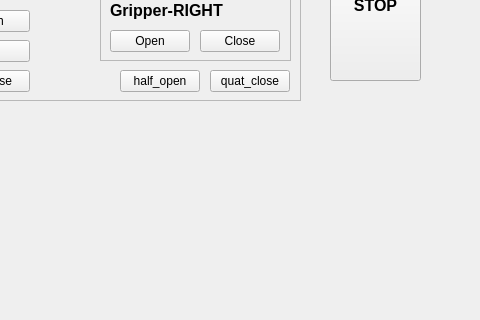
First picture: the form in MobileHubo_ROScomm_drill_LeftHandTest/src/PODOGUI/drilldialog.ui, repository chosaihim/drill_podo_left_git, before the edit; both pictures show x 170 to 650 and y 120 to 440 of the 650 by 611 pixel window.
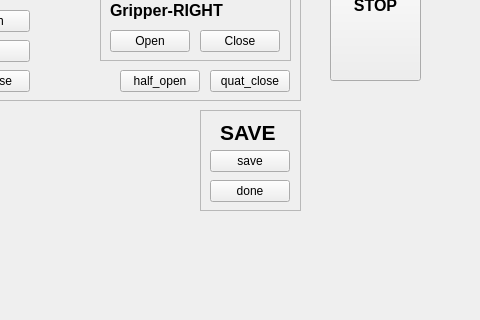
Second picture: the form after the edit.

Patch:
```diff
--- a/MobileHubo_ROScomm_drill_LeftHandTest/src/PODOGUI/drilldialog.ui
+++ b/MobileHubo_ROScomm_drill_LeftHandTest/src/PODOGUI/drilldialog.ui
@@ -767,6 +767,61 @@
     <string>AngleTest</string>
    </property>
   </widget>
+  <widget class="QFrame" name="frame">
+   <property name="geometry">
+    <rect>
+     <x>370</x>
+     <y>230</y>
+     <width>101</width>
+     <height>101</height>
+    </rect>
+   </property>
+   <property name="frameShape">
+    <enum>QFrame::StyledPanel</enum>
+   </property>
+   <property name="frameShadow">
+    <enum>QFrame::Raised</enum>
+   </property>
+   <widget class="QLabel" name="label_Save">
+    <property name="geometry">
+     <rect>
+      <x>20</x>
+      <y>10</y>
+      <width>71</width>
+      <height>21</height>
+     </rect>
+    </property>
+    <property name="text">
+     <string>&lt;html&gt;&lt;head/&gt;&lt;body&gt;&lt;p&gt;&lt;span style=&quot; font-size:16pt; font-weight:600;&quot;&gt;SAVE&lt;/span&gt;&lt;/p&gt;&lt;/body&gt;&lt;/html&gt;</string>
+    </property>
+   </widget>
+   <widget class="QPushButton" name="PB_save">
+    <property name="geometry">
+     <rect>
+      <x>10</x>
+      <y>40</y>
+      <width>80</width>
+      <height>22</height>
+     </rect>
+    </property>
+    <property name="text">
+     <string>save</string>
+    </property>
+   </widget>
+   <widget class="QPushButton" name="PB_done">
+    <property name="geometry">
+     <rect>
+      <x>10</x>
+      <y>70</y>
+      <width>80</width>
+      <height>22</height>
+     </rect>
+    </property>
+    <property name="text">
+     <string>done</string>
+    </property>
+   </widget>
+  </widget>
  </widget>
  <resources/>
  <connections/>
```
